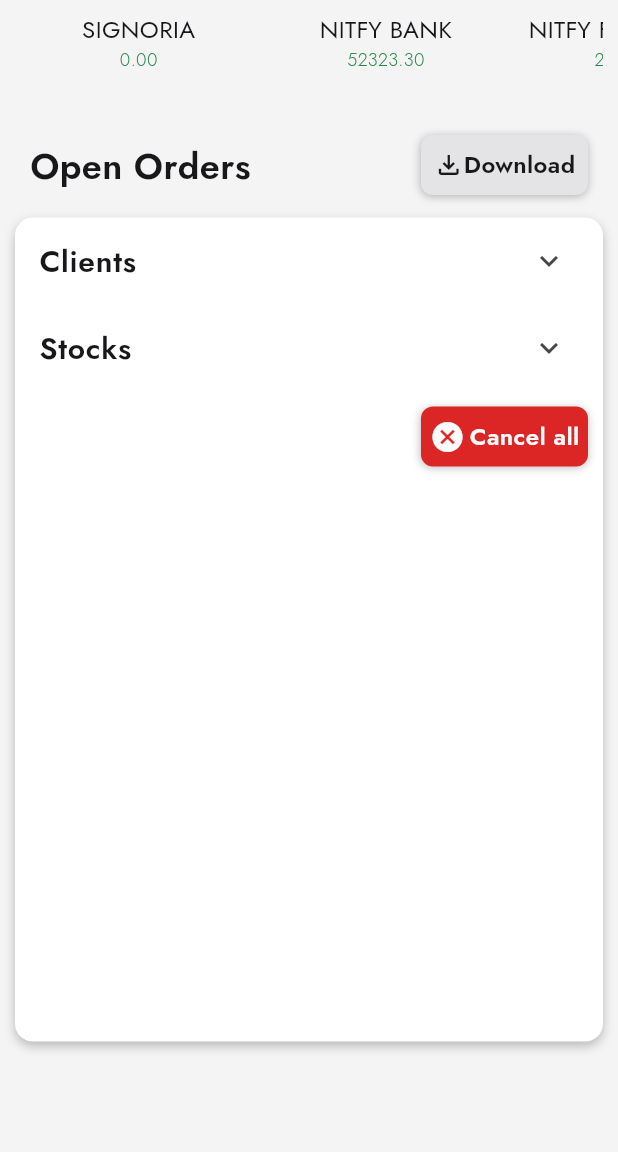
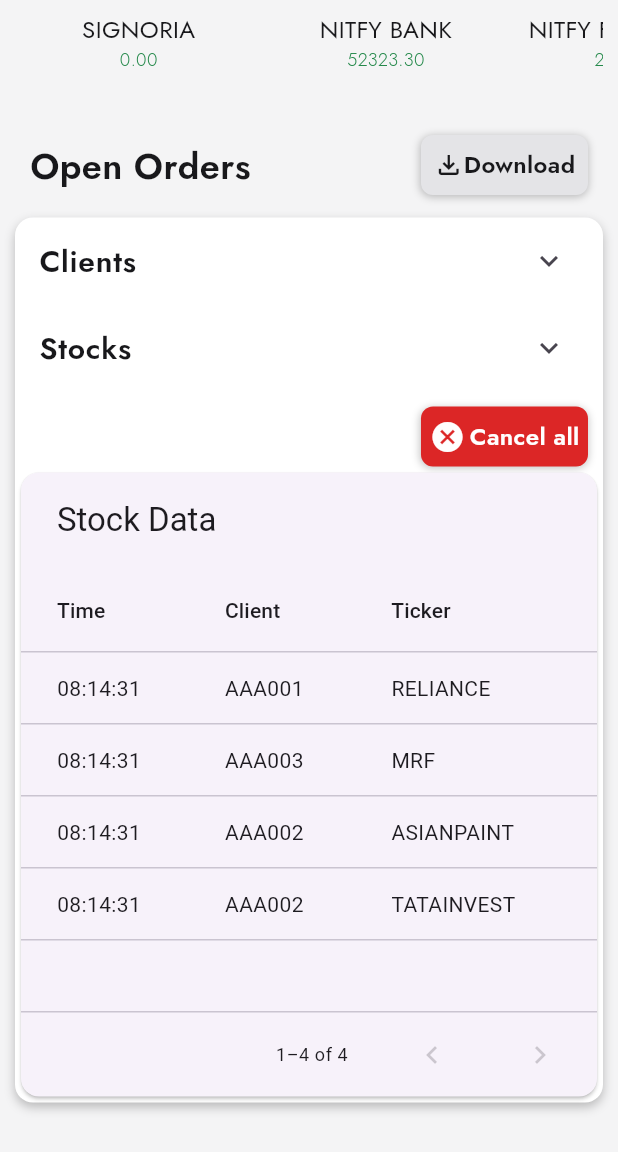
Before and after one commit to Tahmeedzam/021_trade-assignment, a Flutter app: the screen it shows after launch, on a phone screen of 412 x 824 dp, the part 84-1236 px from its top. Run offline on Flutter 3.47's test engine with Material 3 defaults, Android fonts, the phone set to English and light mode, and no system bars; our stand-ins replace flutter_typeahead, syncfusion_flutter_datagrid.

Commit message:
Table added

```diff
--- a/lib/components/stock_table.dart
+++ b/lib/components/stock_table.dart
@@ -3,6 +3,7 @@ import 'dart:convert';
 import 'package:flutter/material.dart';
 import 'package:flutter/services.dart';
 import 'package:flutter_typeahead/flutter_typeahead.dart';
+import 'package:syncfusion_flutter_datagrid/datagrid.dart';
 
 class StockTable extends StatefulWidget {
   const StockTable({super.key});
@@ -11,12 +12,31 @@ class StockTable extends StatefulWidget {
   State<StockTable> createState() => _StockTableState();
 }
 
+class StockDataGridSource extends DataGridSource {
+  late List<DataGridRow> dataGridRows;
+  late List<String> _stockDataList;
+
+  @override
+  DataGridRowAdapter? buildRow(DataGridRow row) {
+    // TODO: implement buildRow
+    throw UnimplementedError();
+  }
+
+  @override
+  // TODO: implement rows
+  List<DataGridRow> get rows => dataGridRows;
+}
+
 class _StockTableState extends State<StockTable> {
   List<dynamic> _all_clients = [];
   List<dynamic> _all_stocks = [];
+  List<dynamic> _stockData = [];
   List clientAddedFilter = [];
   List stockAddedFilter = [];
-  // List<String> _data = [];
+  List<dynamic> _filteredData = [];
+  int? _sortColumnIndex;
+  bool _sortAscending = true;
+
   final TextEditingController _clientController = TextEditingController();
   final TextEditingController _stockController = TextEditingController();
 
@@ -25,6 +45,7 @@ class _StockTableState extends State<StockTable> {
     // TODO: implement initState
     super.initState();
     readJson();
+    getFullStockList();
   }
 
   Future<void> readJson() async {
@@ -63,12 +84,58 @@ class _StockTableState extends State<StockTable> {
     }).toList();
   }
 
+  Future<void> getFullStockList() async {
+    final String stockResponse = await rootBundle.loadString(
+      'assets/stock_data.json',
+    );
+    final stockData = json.decode(stockResponse);
+
+    setState(() {
+      _stockData = stockData['StockData'];
+      _filteredData = List.from(_stockData);
+    });
+  }
+
+  void applyFilter() {
+    setState(() {
+      _filteredData = _stockData.where((row) {
+        final client = row['client'].toString();
+        final ticker = row['Ticker'].toString();
+
+        final clientOk =
+            clientAddedFilter.isEmpty || clientAddedFilter.contains(client);
+        final tickerOk =
+            stockAddedFilter.isEmpty || stockAddedFilter.contains(ticker);
+
+        return clientOk && tickerOk;
+      }).toList();
+    });
+  }
+
+  void _sort<T>(
+    Comparable<T> Function(dynamic row) getField,
+    int columnIndex,
+    bool ascending,
+  ) {
+    _filteredData.sort((a, b) {
+      final aValue = getField(a);
+      final bValue = getField(b);
+      return ascending
+          ? Comparable.compare(aValue, bValue)
+          : Comparable.compare(bValue, aValue);
+    });
+
+    setState(() {
+      _sortColumnIndex = columnIndex;
+      _sortAscending = ascending;
+    });
+  }
+
   @override
   Widget build(BuildContext context) {
     return Padding(
       padding: const EdgeInsets.symmetric(vertical: 10),
       child: Container(
-        height: MediaQuery.of(context).size.height / 1.5,
         width: MediaQuery.of(context).size.width,
         decoration: BoxDecoration(
           color: Color(0xffffffff),
@@ -382,9 +449,85 @@ class _StockTableState extends State<StockTable> {
                 ),
               ),
             ),
+            _filteredData.isEmpty
+                ? const Center(child: CircularProgressIndicator())
+                : SingleChildScrollView(
+                    child: PaginatedDataTable(
+                      header: const Text("Stock Data"),
+                      rowsPerPage: 5,
+                      columns: [
+                        DataColumn(
+                          label: const Text("Time"),
+                          onSort: (i, asc) =>
+                              _sort((row) => row['time'].toString(), i, asc),
+                        ),
+                        DataColumn(
+                          label: const Text("Client"),
+                          onSort: (i, asc) =>
+                              _sort((row) => row['client'].toString(), i, asc),
+                        ),
+                        DataColumn(
+                          label: const Text("Ticker"),
+                          onSort: (i, asc) =>
+                              _sort((row) => row['Ticker'].toString(), i, asc),
+                        ),
+                        const DataColumn(label: Text("Live")),
+                        DataColumn(label: const Text("Side")),
+                        DataColumn(label: const Text("Product")),
+                        DataColumn(label: const Text("Qty")),
+                        DataColumn(
+                          label: const Text("Price"),
+                          numeric: true,
+                          onSort: (i, asc) =>
+                              _sort((row) => row['Price'] as num, i, asc),
+                        ),
+                      ],
+                      source: _StockDataSource(_filteredData),
+                    ),
+                  ),
           ],
         ),
       ),
     );
   }
 }
+
+class _StockDataSource extends DataTableSource {
+  final List<dynamic> data;
+  _StockDataSource(this.data);
+
+  @override
+  DataRow? getRow(int index) {
+    if (index >= data.length) return null;
+    final row = data[index];
+
+    return DataRow.byIndex(
+      index: index,
+      cells: [
+        DataCell(Text(row['time'].toString())),
+        DataCell(Text(row['client'].toString())),
+        DataCell(Text(row['Ticker'].toString())),
+        DataCell(
+          Icon(
+            row['isLive'] == true ? Icons.circle : Icons.circle_outlined,
+            color: row['isLive'] == true ? Colors.green : Colors.red,
+            size: 12,
+          ),
+        ),
+        DataCell(Text(row['side'].toString())),
+        DataCell(Text(row['Product'].toString())),
+        DataCell(Text(row['Qty(Executed/Total)'].toString())),
+        DataCell(Text(row['Price'].toString())),
+      ],
+    );
+  }
+
+  @override
+  bool get isRowCountApproximate => false;
+
+  @override
+  int get rowCount => data.length;
+
+  @override
+  int get selectedRowCount => 0;
+}
--- a/pubspec.yaml
+++ b/pubspec.yaml
@@ -33,6 +33,7 @@ dependencies:
     sdk: flutter
   flutter_typeahead: ^5.2.0
   marquee: ^2.3.0
+  syncfusion_flutter_datagrid: ^31.1.17
 
 dev_dependencies:
   flutter_lints: ^5.0.0
```
Also changed, not shown: pubspec.lock.
